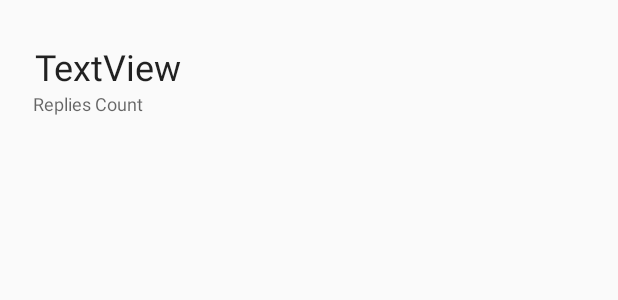
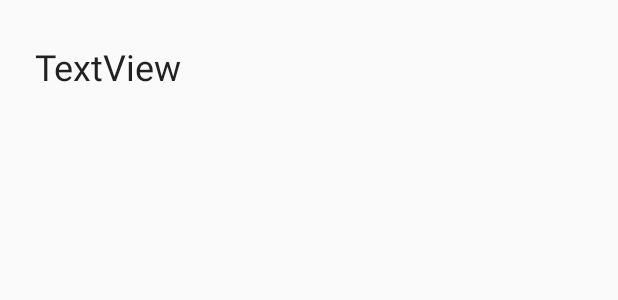
Before and after one commit to abhifocals/Capstone-Project, an Android app: the layout single_comment.xml on its own in the app's theme, with its tools: preview values and no code run, on a phone screen of 412 x 824 dp. Shown: the top 300 px of the screen. Run offline under Robolectric (Android 15) with nearby library versions, the phone set to English and light mode, and no system bars.

Commit message:
Removing not needed field and code.

```diff
--- a/app/src/main/java/com/focals/myreddit/CommentsAdapter.java
+++ b/app/src/main/java/com/focals/myreddit/CommentsAdapter.java
@@ -52,13 +52,11 @@ public class CommentsAdapter extends RecyclerView.Adapter<CommentsAdapter.Commen
 
     class CommentViewHolder extends RecyclerView.ViewHolder {
         TextView commentsTextView;
-        TextView numReplies;
 
         public CommentViewHolder(@NonNull View itemView) {
             super(itemView);
 
             commentsTextView = (TextView) itemView.findViewById(R.id.tv_comment);
-            numReplies = (TextView) itemView.findViewById(R.id.tv_repliesCount);
         }
     }
 
--- a/app/src/main/res/layout/single_comment.xml
+++ b/app/src/main/res/layout/single_comment.xml
@@ -17,13 +17,4 @@
         app:layout_constraintStart_toStartOf="parent"
         app:layout_constraintTop_toTopOf="parent" />
 
-    <TextView
-        android:id="@+id/tv_repliesCount"
-        android:layout_width="wrap_content"
-        android:layout_height="wrap_content"
-        android:layout_marginStart="22dp"
-        android:text="Replies Count"
-        android:textAppearance="@style/TextAppearance.AppCompat.Caption"
-        app:layout_constraintStart_toStartOf="parent"
-        app:layout_constraintTop_toBottomOf="@+id/tv_comment" />
 </androidx.constraintlayout.widget.ConstraintLayout>
```
